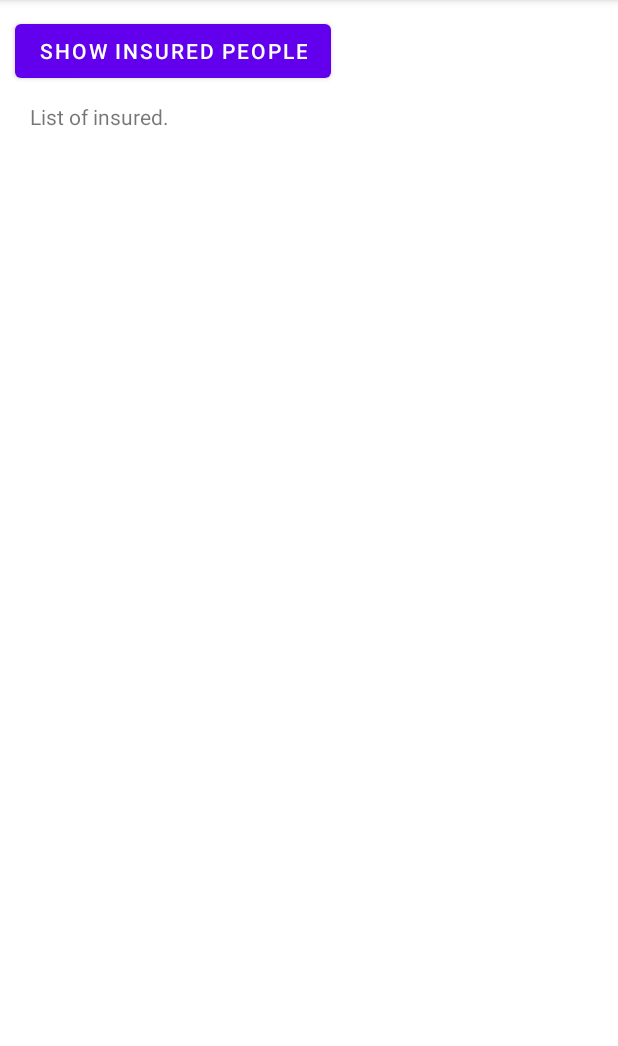
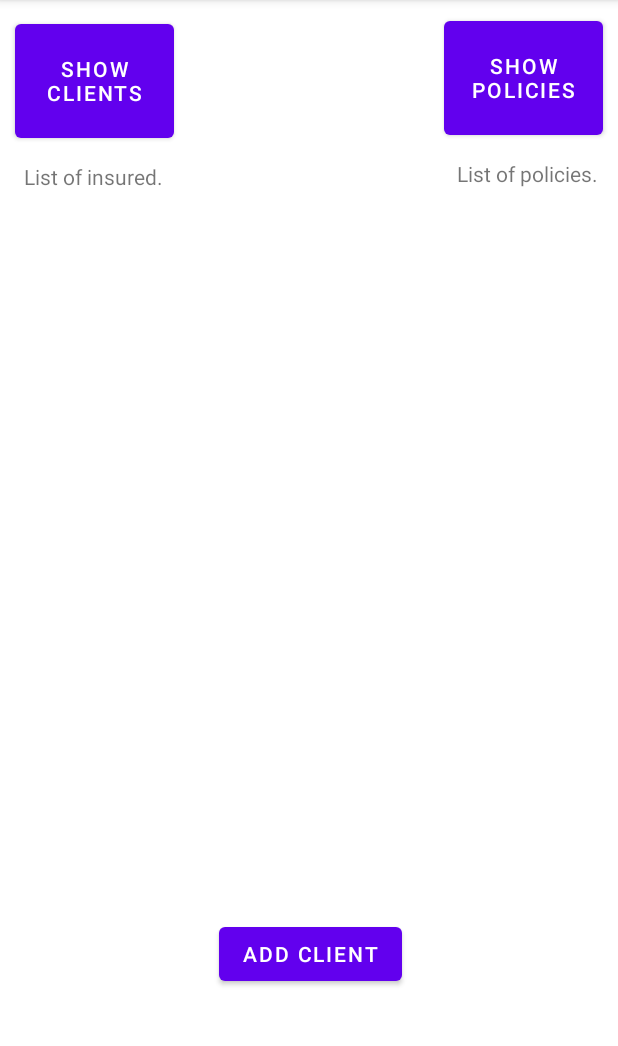
Before and after one commit to anovak8/InsuranceISApp, an Android app: the screen it shows after launch (MainActivity), on a phone screen of 412 x 824 dp, the part 84-1130 px from its top. Run offline under Robolectric (Android 15) with nearby library versions, the phone set to English and light mode, and no system bars; our stand-ins replace Volley.

Commit message:
Post add client, get Policy

```diff
--- a/app/src/main/AndroidManifest.xml
+++ b/app/src/main/AndroidManifest.xml
@@ -12,6 +12,9 @@
         android:supportsRtl="true"
         android:theme="@style/Theme.InsuranceIS">
         <activity
+            android:name=".AddInsuredActivity"
+            android:exported="false" />
+        <activity
             android:name=".MainActivity"
             android:exported="true">
             <intent-filter>
--- a/app/src/main/res/layout/activity_main.xml
+++ b/app/src/main/res/layout/activity_main.xml
@@ -11,26 +11,68 @@
         android:id="@+id/Insured"
         android:layout_width="wrap_content"
         android:layout_height="0dp"
-        android:layout_marginLeft="20dp"
+        android:layout_marginLeft="16dp"
         android:layout_marginTop="10dp"
         android:layout_marginBottom="10dp"
         android:text="List of insured."
         app:layout_constraintBottom_toBottomOf="parent"
         app:layout_constraintLeft_toLeftOf="parent"
         app:layout_constraintTop_toBottomOf="@+id/button"
+        app:layout_constraintVertical_bias="1.0"
         tools:layout_constraintLeft_creator="1"
         tools:layout_constraintTop_creator="1" />
 
     <Button
         android:id="@+id/button"
-        android:layout_width="wrap_content"
-        android:layout_height="wrap_content"
+        android:layout_width="106dp"
+        android:layout_height="88dp"
         android:layout_marginLeft="10dp"
         android:layout_marginTop="10dp"
         android:onClick="prikaziInsured"
-        android:text="Show insured people"
+        android:text="Show clients"
         app:layout_constraintLeft_toLeftOf="parent"
         app:layout_constraintTop_toTopOf="parent"
         tools:layout_constraintLeft_creator="1"
         tools:layout_constraintTop_creator="1" />
+
+    <TextView
+        android:id="@+id/Policy"
+        android:layout_width="wrap_content"
+        android:layout_height="0dp"
+        android:layout_marginStart="196dp"
+        android:layout_marginTop="10dp"
+        android:layout_marginBottom="10dp"
+        android:text="List of policies."
+        app:layout_constraintBottom_toBottomOf="parent"
+        app:layout_constraintStart_toEndOf="@+id/Insured"
+        app:layout_constraintTop_toBottomOf="@+id/button2"
+        app:layout_constraintVertical_bias="0.0"
+        tools:layout_constraintLeft_creator="1"
+        tools:layout_constraintTop_creator="1" />
+
+    <Button
+        android:id="@+id/button2"
+        android:layout_width="106dp"
+        android:layout_height="88dp"
+        android:layout_marginLeft="296dp"
+        android:layout_marginTop="8dp"
+        android:onClick="prikaziPolicy"
+        android:text="Show policies"
+        app:layout_constraintLeft_toLeftOf="parent"
+        app:layout_constraintTop_toTopOf="parent"
+        tools:layout_constraintLeft_creator="1"
+        tools:layout_constraintTop_creator="1" />
+
+    <Button
+        android:id="@+id/addStudentActivity"
+        android:layout_width="wrap_content"
+        android:layout_height="wrap_content"
+        android:layout_marginTop="612dp"
+        android:layout_marginRight="144dp"
+        android:onClick="addStudentActivity"
+        android:text="Add client"
+        app:layout_constraintRight_toRightOf="parent"
+        app:layout_constraintTop_toTopOf="parent"
+        tools:layout_constraintRight_creator="1"
+        tools:layout_constraintTop_creator="1" />
 </androidx.constraintlayout.widget.ConstraintLayout>
```
Also changed, not shown: app/src/main/java/com/example/insuranceis/AddInsuredActivity.java (added, +116 -0 lines), app/src/main/java/com/example/insuranceis/MainActivity.java (+64 -3 lines), app/src/main/res/layout/activity_add_insured.xml (added, +78 -0 lines).
